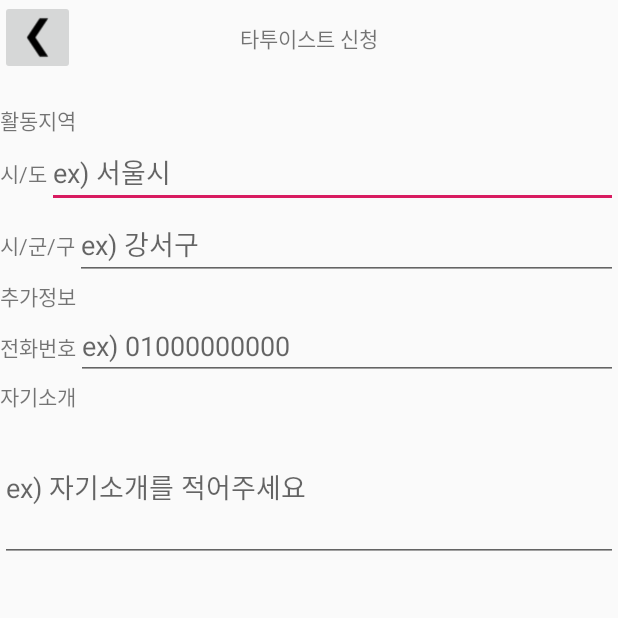
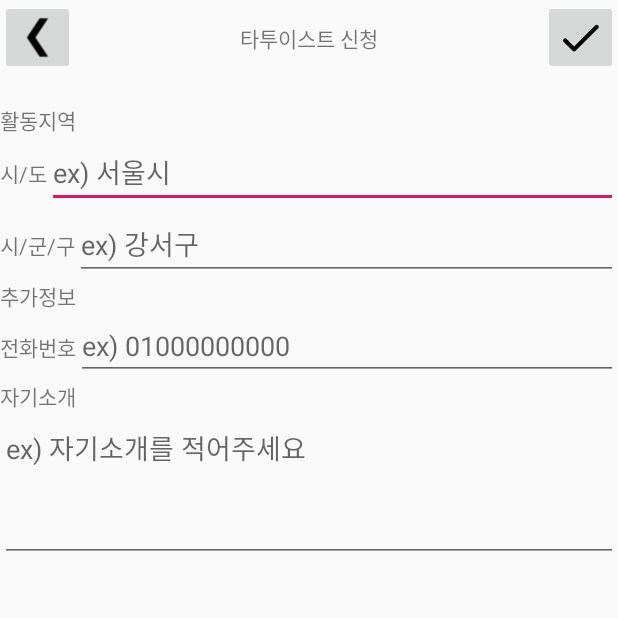
Before and after one commit to donghae0414/2020CapstoneAndroid, an Android app: the ApplyTattooistActivity screen opened directly, with no data from a screen before it, on a phone screen of 412 x 824 dp, the top half of it. Run offline under Robolectric (Android 15) with nearby library versions, the phone set to English and light mode, and no system bars; 4 statements that could not run were skipped.

Commit message:
apply tattooist complete
apply tattooist complete

```diff
--- a/app/src/main/java/com/example/newtattooandroid/activity/ApplyTattooistActivity.java
+++ b/app/src/main/java/com/example/newtattooandroid/activity/ApplyTattooistActivity.java
@@ -4,40 +4,69 @@ import androidx.appcompat.app.ActionBar;
 import androidx.appcompat.app.AppCompatActivity;
 
 import android.os.Bundle;
+import android.util.Log;
 import android.view.View;
-import android.widget.Button;
+import android.widget.EditText;
 import android.widget.ImageButton;
 import android.widget.TextView;
 
 import com.example.newtattooandroid.R;
+import com.example.newtattooandroid.model.TattooistDto;
 import com.example.newtattooandroid.model.UserDto;
+import com.example.newtattooandroid.network.NetworkAPIs;
+import com.example.newtattooandroid.network.NetworkClient;
+
+import retrofit2.Call;
+import retrofit2.Callback;
+import retrofit2.Response;
+import retrofit2.Retrofit;
 
 public class ApplyTattooistActivity extends AppCompatActivity {
 
     private UserDto userDto;
+    private TattooistDto tattooistDto;
+
+    // 통신
+    private Retrofit retrofit;
+    private NetworkAPIs networkAPIs;
 
     private TextView tv_apply_user_name;
     private ImageButton btn_apply_back;
+    private ImageButton btn_tattooist_apply;
+
+    private EditText et_apply_big_address;
+    private EditText et_apply_small_address;
+    private EditText et_apply_mobile;
+    private EditText et_apply_description;
 
     @Override
     protected void onCreate(Bundle savedInstanceState) {
         super.onCreate(savedInstanceState);
         setContentView(R.layout.activity_apply_tattooist);
-
         ActionBar actionBar = getSupportActionBar();
         actionBar.hide();
+
+        //retrofit
+        retrofit = NetworkClient.getRetrofitClient(getApplicationContext());
+        networkAPIs = retrofit.create(NetworkAPIs.class);
 
         getUserDto();
         tv_apply_user_name = findViewById(R.id.tv_apply_user_name);
         tv_apply_user_name.setText(userDto.getName() + " (" + userDto.getNickName() + ")");
 
+        et_apply_big_address = findViewById(R.id.et_apply_big_address);
+        et_apply_small_address = findViewById(R.id.et_apply_small_address);
+        et_apply_mobile = findViewById(R.id.et_apply_mobile);
+        et_apply_description = findViewById(R.id.et_apply_description);
+
         btn_apply_back = findViewById(R.id.btn_apply_back);
-        btn_apply_back.setOnClickListener(new View.OnClickListener() {
-            @Override
-            public void onClick(View view) {
-                // 닫기
-                finish();
-            }
+        btn_apply_back.setOnClickListener((View view) -> {
+            finish();
+        });
+
+        btn_tattooist_apply = findViewById(R.id.btn_tattooist_apply);
+        btn_tattooist_apply.setOnClickListener((View view) -> { // 타투이스트 신청
+            applyTattooist();
         });
     }
 
@@ -46,5 +75,32 @@ public class ApplyTattooistActivity extends AppCompatActivity {
         userDto.setUserId(getIntent().getStringExtra("userId"));
         userDto.setName(getIntent().getStringExtra("name"));
         userDto.setNickName(getIntent().getStringExtra("nickName"));
+//        userDto.setUserId("b@naver.com");
+//        userDto.setName("양인수");
+//        userDto.setNickName("마이화나");
+    }
+
+    private void applyTattooist(){
+        tattooistDto = new TattooistDto();
+        tattooistDto.setUserId(userDto.getUserId());
+        tattooistDto.setNickName(userDto.getNickName());
+        tattooistDto.setBigAddress(et_apply_big_address.getText().toString());
+        tattooistDto.setSmallAddress(et_apply_small_address.getText().toString());
+        tattooistDto.setMobile(et_apply_mobile.getText().toString());
+        tattooistDto.setDescription(et_apply_description.getText().toString());
+
+        Call<TattooistDto> call = networkAPIs.applyTattooist(tattooistDto);
+        call.enqueue(new Callback<TattooistDto>() {
+            @Override
+            public void onResponse(Call<TattooistDto> call, Response<TattooistDto> response) { // 실행되면 이상한 거
+                tattooistDto = (TattooistDto) response.body();
+                Log.e("SuccessCall", tattooistDto.toString());
+            }
+
+            @Override
+            public void onFailure(Call<TattooistDto> call, Throwable t) { // return void라 이게 성공
+                Log.e("NetworkError", t.getMessage());
+            }
+        });
     }
 }
--- a/app/src/main/java/com/example/newtattooandroid/adapter/TattooReviewAdapter.java
+++ b/app/src/main/java/com/example/newtattooandroid/adapter/TattooReviewAdapter.java
@@ -46,6 +46,8 @@ public class TattooReviewAdapter extends RecyclerView.Adapter<TattooReviewAdapte
         holder.userReviewDate.setText(appReviewsList.get(position).getDate());
         holder.userReviewRating.setRating((float)appReviewsList.get(position).getCleanScore());
 
+
+
     }
 
     @Override
--- a/app/src/main/java/com/example/newtattooandroid/network/NetworkAPIs.java
+++ b/app/src/main/java/com/example/newtattooandroid/network/NetworkAPIs.java
@@ -31,4 +31,7 @@ public interface NetworkAPIs {
 
     @GET("/tattooist")
     Call<TattooistDto> getTattoist(@Query("userId") String userId);
+
+    @POST("/signup/tattooist")
+    Call<TattooistDto> applyTattooist(@Body TattooistDto tattooistDto);
 }
--- a/app/src/main/java/com/example/newtattooandroid/ui/seemore/SeemoreFragment.java
+++ b/app/src/main/java/com/example/newtattooandroid/ui/seemore/SeemoreFragment.java
@@ -61,7 +61,6 @@ public class SeemoreFragment extends Fragment {
         networkAPIs = retrofit.create(NetworkAPIs.class);
         getUser();
         getTattooist();
-
 
         // user menu
         tv_seemore_user_name = root.findViewById(R.id.tv_seemore_user_name);
--- /dev/null
+++ b/app/src/main/res/drawable/ic_done_black_18dp.xml
@@ -0,0 +1,13 @@
+<?xml version="1.0" encoding="utf-8"?>
+<vector xmlns:android="http://schemas.android.com/apk/res/android"
+    android:width="24dp"
+    android:height="24dp"
+    android:viewportWidth="24"
+    android:viewportHeight="24">
+
+    <path
+        android:pathData="M0 0h24v24H0V0z" />
+    <path
+        android:fillColor="#000000"
+        android:pathData="M9 16.2l-3.5-3.5c-0.39-0.39-1.01-0.39-1.4 0-0.39 0.39 -0.39 1.01 0 1.4l4.19 4.19c0.39 0.39 1.02 0.39 1.41 0L20.3 7.7c0.39-0.39 0.39 -1.01 0-1.4-0.39-0.39-1.01-0.39-1.4 0L9 16.2z" />
+</vector>
--- a/app/src/main/res/layout/activity_apply_tattooist.xml
+++ b/app/src/main/res/layout/activity_apply_tattooist.xml
@@ -29,6 +29,17 @@
             app:layout_constraintEnd_toEndOf="parent"
             app:layout_constraintStart_toStartOf="@+id/btn_apply_back"
             app:layout_constraintTop_toTopOf="parent" />
+
+        <ImageButton
+            android:id="@+id/btn_tattooist_apply"
+            android:layout_width="50dp"
+            android:layout_height="50dp"
+            android:padding="8dp"
+            android:scaleType="fitXY"
+            android:src="@drawable/ic_done_black_18dp"
+            app:layout_constraintEnd_toEndOf="parent"
+            app:layout_constraintTop_toTopOf="parent"
+            app:layout_constraintBottom_toBottomOf="parent" />
 
     </androidx.constraintlayout.widget.ConstraintLayout>
 
@@ -123,9 +134,10 @@
             android:layout_width="match_parent"
             android:layout_height="100dp"
             android:layout_weight="1"
+            android:gravity="start|top"
             android:ems="10"
             android:hint="ex) 자기소개를 적어주세요"
-            android:inputType="textMultiLine" />
+            android:inputType="textMultiLine|text" />
     </LinearLayout>
 
 </LinearLayout>
--- a/app/src/main/res/layout/item_tattooist_post.xml
+++ b/app/src/main/res/layout/item_tattooist_post.xml
@@ -1,6 +1,7 @@
 <?xml version="1.0" encoding="utf-8"?>
 <LinearLayout xmlns:android="http://schemas.android.com/apk/res/android"
     xmlns:card_view="http://schemas.android.com/apk/res-auto"
+    android:id="@+id/ly_tattooist_post"
     android:orientation="vertical"
     android:layout_width="match_parent"
     android:layout_height="wrap_content">
```
Also changed, not shown: app/src/main/java/com/example/newtattooandroid/activity/TattooistPostsActivity.java (+15 -5 lines), app/src/main/java/com/example/newtattooandroid/adapter/PostAdapter.java (+14 -1 lines), app/src/main/java/com/example/newtattooandroid/model/TattooistDto.java (+11 -0 lines), app/src/main/res/layout/activity_tattooist_posts.xml (+13 -2 lines), app/src/main/res/drawable/round_add_black_18dp.png (added).
